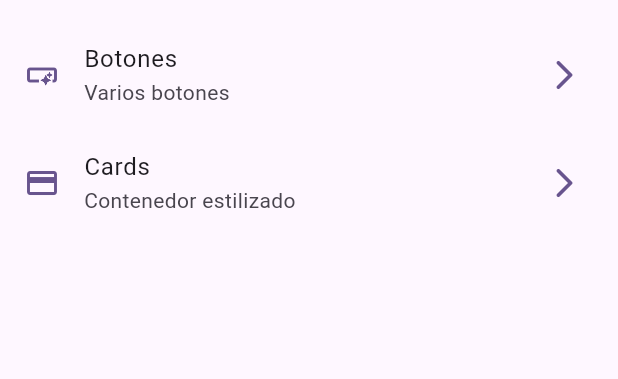
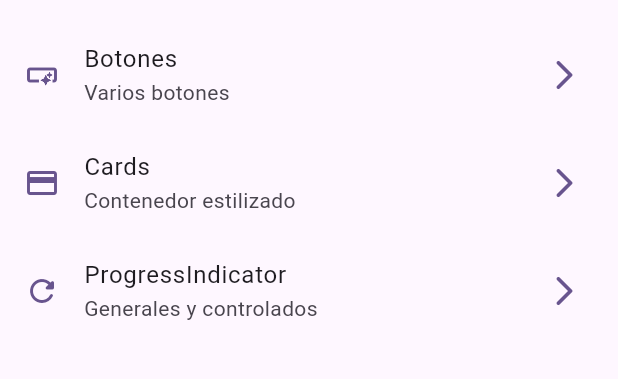
Before and after one commit to LBetti/widgetsMaterial3, a Flutter app: the screen it shows after launch, on a phone screen of 412 x 824 dp, the part 63-442 px from its top. Run offline on Flutter 3.47's test engine with Material 2 defaults, Android fonts, the phone set to English and light mode, and no system bars; our stand-ins replace go_router.

Commit message:
progress indicators

```diff
--- a/lib/config/menu/menu_items.dart
+++ b/lib/config/menu/menu_items.dart
@@ -24,4 +24,9 @@ const appMenuItems = <MenuItem>[
       subTtitle: 'Contenedor estilizado',
       link: '/cards',
       icon: Icons.credit_card),
+  MenuItem(
+      title: 'ProgressIndicator',
+      subTtitle: 'Generales y controlados',
+      link: '/progress',
+      icon: Icons.refresh_rounded),
 ];
--- a/lib/config/router/app_router.dart
+++ b/lib/config/router/app_router.dart
@@ -18,4 +18,9 @@ final appRouter = GoRouter(routes: [
     name: CardsScreen.name,
     builder: (context, state) => const CardsScreen(),
   ),
+  GoRoute(
+    path: '/progress',
+    name: ProgressScreen.name,
+    builder: (context, state) => const ProgressScreen(),
+  ),
 ]);
```
Also changed, not shown: lib/presentation/screens/progress/progress_screen.dart (+73 -1 lines).
